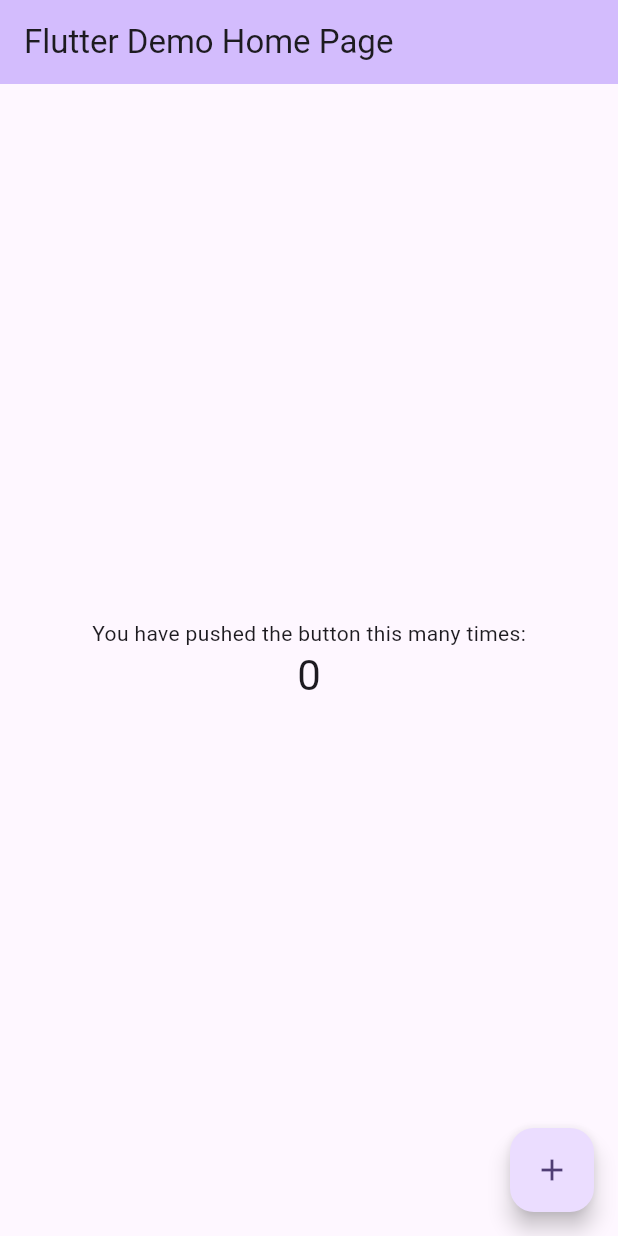
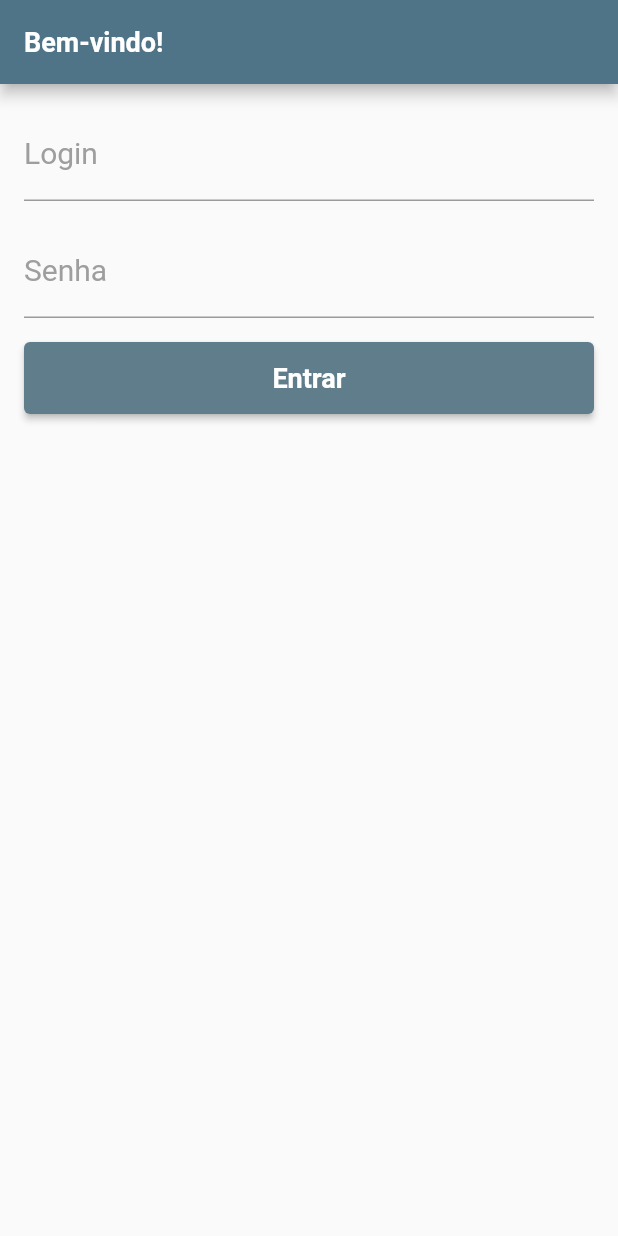
Before and after one commit to amandadetofol/CarsApp, a Flutter app: the screen it shows after launch, on a phone screen of 412 x 824 dp. Run offline on Flutter 3.47's test engine with Material 2 defaults, Android fonts, the phone set to English and light mode, and no system bars.

Commit message:
login screen

```diff
--- /dev/null
+++ b/lib/components/white_bold_text.dart
@@ -0,0 +1,21 @@
+import 'package:flutter/material.dart';
+
+final class WhiteBoldText extends StatelessWidget {
+
+  String contentText;
+
+  WhiteBoldText({required this.contentText});
+
+  @override
+  Widget build(BuildContext context){
+    return
+      Text(
+        contentText,
+        style: const TextStyle(
+          fontWeight: FontWeight.bold,
+          fontSize: 18
+        ),
+      );
+  }
+
+}
--- a/lib/main.dart
+++ b/lib/main.dart
@@ -1,3 +1,4 @@
+import 'package:cars/pages/login_page.dart';
 import 'package:flutter/material.dart';
 
 void main() {
@@ -7,119 +8,11 @@ void main() {
 class MyApp extends StatelessWidget {
   const MyApp({super.key});
 
-  // This widget is the root of your application.
   @override
   Widget build(BuildContext context) {
     return MaterialApp(
-      title: 'Flutter Demo',
-      theme: ThemeData(
-        // This is the theme of your application.
-        //
-        // TRY THIS: Try running your application with "flutter run". You'll see
-        // the application has a blue toolbar. Then, without quitting the app,
-        // try changing the seedColor in the colorScheme below to Colors.green
-        // and then invoke "hot reload" (save your changes or press the "hot
-        // reload" button in a Flutter-supported IDE, or press "r" if you used
-        // the command line to start the app).
-        //
-        // Notice that the counter didn't reset back to zero; the application
-        // state is not lost during the reload. To reset the state, use hot
-        // restart instead.
-        //
-        // This works for code too, not just values: Most code changes can be
-        // tested with just a hot reload.
-        colorScheme: ColorScheme.fromSeed(seedColor: Colors.deepPurple),
-        useMaterial3: true,
-      ),
-      home: const MyHomePage(title: 'Flutter Demo Home Page'),
+      debugShowCheckedModeBanner: false,
+      home:  LoginPage(),
     );
   }
 }
-
-class MyHomePage extends StatefulWidget {
-  const MyHomePage({super.key, required this.title});
-
-  // This widget is the home page of your application. It is stateful, meaning
-  // that it has a State object (defined below) that contains fields that affect
-  // how it looks.
-
-  // This class is the configuration for the state. It holds the values (in this
-  // case the title) provided by the parent (in this case the App widget) and
-  // used by the build method of the State. Fields in a Widget subclass are
-  // always marked "final".
-
-  final String title;
-
-  @override
-  State<MyHomePage> createState() => _MyHomePageState();
-}
-
-class _MyHomePageState extends State<MyHomePage> {
-  int _counter = 0;
-
-  void _incrementCounter() {
-    setState(() {
-      // This call to setState tells the Flutter framework that something has
-      // changed in this State, which causes it to rerun the build method below
-      // so that the display can reflect the updated values. If we changed
-      // _counter without calling setState(), then the build method would not be
-      // called again, and so nothing would appear to happen.
-      _counter++;
-    });
-  }
-
-  @override
-  Widget build(BuildContext context) {
-    // This method is rerun every time setState is called, for instance as done
-    // by the _incrementCounter method above.
-    //
-    // The Flutter framework has been optimized to make rerunning build methods
-    // fast, so that you can just rebuild anything that needs updating rather
-    // than having to individually change instances of widgets.
-    return Scaffold(
-      appBar: AppBar(
-        // TRY THIS: Try changing the color here to a specific color (to
-        // Colors.amber, perhaps?) and trigger a hot reload to see the AppBar
-        // change color while the other colors stay the same.
-        backgroundColor: Theme.of(context).colorScheme.inversePrimary,
-        // Here we take the value from the MyHomePage object that was created by
-        // the App.build method, and use it to set our appbar title.
-        title: Text(widget.title),
-      ),
-      body: Center(
-        // Center is a layout widget. It takes a single child and positions it
-        // in the middle of the parent.
-        child: Column(
-          // Column is also a layout widget. It takes a list of children and
-          // arranges them vertically. By default, it sizes itself to fit its
-          // children horizontally, and tries to be as tall as its parent.
-          //
-          // Column has various properties to control how it sizes itself and
-          // how it positions its children. Here we use mainAxisAlignment to
-          // center the children vertically; the main axis here is the vertical
-          // axis because Columns are vertical (the cross axis would be
-          // horizontal).
-          //
-          // TRY THIS: Invoke "debug painting" (choose the "Toggle Debug Paint"
-          // action in the IDE, or press "p" in the console), to see the
-          // wireframe for each widget.
-          mainAxisAlignment: MainAxisAlignment.center,
-          children: <Widget>[
-            const Text(
-              'You have pushed the button this many times:',
-            ),
-            Text(
-              '$_counter',
-              style: Theme.of(context).textTheme.headlineMedium,
-            ),
-          ],
-        ),
-      ),
-      floatingActionButton: FloatingActionButton(
-        onPressed: _incrementCounter,
-        tooltip: 'Increment',
-        child: const Icon(Icons.add),
-      ), // This trailing comma makes auto-formatting nicer for build methods.
-    );
-  }
-}
--- /dev/null
+++ b/lib/pages/login_page.dart
@@ -0,0 +1,133 @@
+
+import 'package:cars/components/white_bold_text.dart';
+import 'package:flutter/material.dart';
+
+final class LoginPage extends StatelessWidget {
+
+  final _formKey = GlobalKey<FormState>();
+  final tLogin = TextEditingController();
+  final tSenha = TextEditingController();
+
+  LoginPage({super.key});
+
+  @override
+    Widget build(BuildContext context) {
+      return Scaffold(
+        body: _body(),
+        appBar: AppBar(
+          backgroundColor: const Color.fromARGB(255, 79, 116, 135),
+          title: WhiteBoldText(contentText: "Bem-vindo!")
+        ),
+      );
+    }
+
+  //WIDGETS
+    _body(){
+      return Form(
+        key: _formKey,
+        child:
+          ListView(
+          padding: EdgeInsets.all(16),
+          children: [
+            _textField(
+              false,
+              "Login",
+              "Digite seu login",
+              tLogin,
+              (text) {
+                  if(text == ""){
+                    return "Campo obrigatório.";
+                  } else {
+                    return null;
+                  }
+                }
+              ),
+            _spacingBox(),
+            _textField(
+              true,
+              "Senha",
+              "Digite sua senha",
+              tSenha,
+              (text) {
+                  if(text == ""){
+                    return "Campo obrigatório.";
+                  }
+                  return null;
+                }
+              ),
+            _spacingBox(),
+            _button(),
+          ],
+        )
+      );
+    }
+
+    Widget _spacingBox(){
+      return const SizedBox(height: 16);
+    }
+
+    Widget _textField(
+      bool shouldHideCharachters,
+      String label,
+      String hint,
+      TextEditingController tController,
+      FormFieldValidator<String> validator){
+       return TextFormField(
+        controller: tController,
+        validator: validator,
+        obscureText: shouldHideCharachters,
+        style: const TextStyle(
+          fontSize: 16,
+        ),
+        decoration:  InputDecoration(
+          focusedBorder: const OutlineInputBorder(
+            borderSide: BorderSide(color: Colors.blueGrey)
+          ),
+          labelStyle: const TextStyle(
+            fontSize: 20,
+            color: Colors.grey
+          ),
+          labelText: label,
+          hintText: hint
+        ),
+      );
+    }
+
+    Widget _button(){
+      return Container(
+        height: 48,
+        child: ElevatedButton(
+          style: ElevatedButton.styleFrom(
+            backgroundColor: Colors.blueGrey
+          ),
+          onPressed: (){
+            _loginTap();
+          },
+          child:
+            WhiteBoldText(
+              contentText: "Entrar",
+            )
+          ),
+        );
+    }
+
+
+  //HANDLERS
+  _loginTap(){
+    bool? isFormValid = _formKey.currentState?.validate();
+    if (isFormValid != null){
+      if (!isFormValid){
+        //tratamento
+        return;
+      }
+    } else {
+      return;
+    }
+
+    String login = tLogin.text;
+    String password = tSenha.text;
+
+    print("$login e $password");
+  }
+
+}
```
